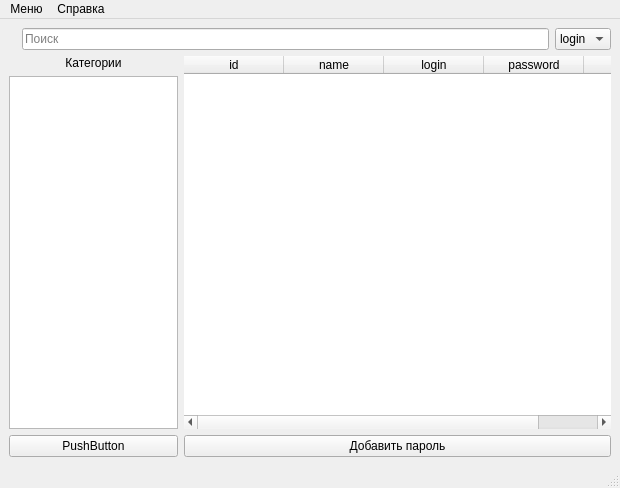
Above: ui/MainWindow.ui from Syricoff/SKeyPassword before the change. Below: the same form after it.
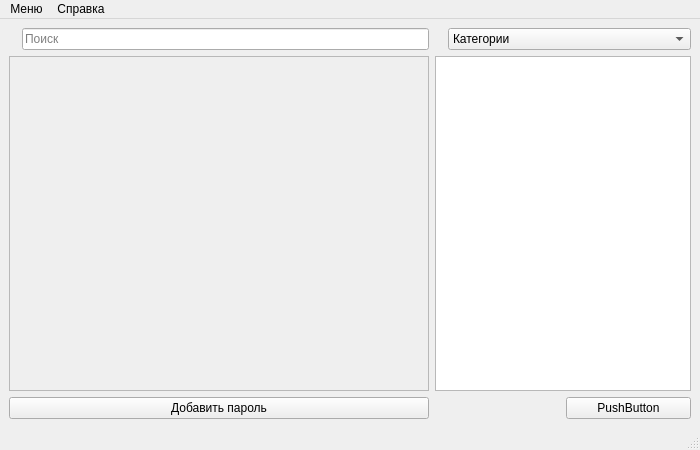
That is the form after the change. Icons and pictures are not drawn.

```diff
--- a/ui/MainWindow.ui
+++ b/ui/MainWindow.ui
@@ -6,8 +6,8 @@
    <rect>
     <x>0</x>
     <y>0</y>
-    <width>620</width>
-    <height>488</height>
+    <width>700</width>
+    <height>450</height>
    </rect>
   </property>
   <property name="windowTitle">
@@ -15,7 +15,16 @@
   </property>
   <widget class="QWidget" name="centralwidget">
    <layout class="QGridLayout" name="gridLayout">
-    <item row="0" column="0" colspan="2">
+    <item row="2" column="2">
+     <widget class="QPushButton" name="pushButton">
+      <property name="text">
+       <string>PushButton</string>
+      </property>
+     </widget>
+    </item>
+    <item row="0" column="0">
+     <layout class="QVBoxLayout" name="verticalLayout_2">
+      <item>
      <layout class="QHBoxLayout" name="horizontalLayout">
       <item>
        <widget class="QLabel" name="icon_search">
@@ -43,156 +52,28 @@
         </property>
        </widget>
       </item>
-      <item>
-       <widget class="QComboBox" name="filter">
-        <item>
-         <property name="text">
-          <string>login</string>
-         </property>
-        </item>
-        <item>
-         <property name="text">
-          <string/>
-         </property>
-        </item>
-        <item>
-         <property name="text">
-          <string/>
-         </property>
-        </item>
-       </widget>
-      </item>
-     </layout>
-    </item>
-    <item row="1" column="0">
-     <layout class="QVBoxLayout" name="verticalLayout">
+       </layout>
+      </item>
       <item>
-       <widget class="QLabel" name="label">
-        <property name="layoutDirection">
-         <enum>Qt::LeftToRight</enum>
+       <widget class="QScrollArea" name="scrollArea">
+        <property name="widgetResizable">
+         <bool>true</bool>
         </property>
-        <property name="text">
-         <string>Категории</string>
-        </property>
-        <property name="alignment">
-         <set>Qt::AlignBottom|Qt::AlignHCenter</set>
-        </property>
-       </widget>
+        <widget class="QWidget" name="scrollAreaWidgetContents">
+         <property name="geometry">
+          <rect>
+           <x>0</x>
+           <y>0</y>
+           <width>414</width>
+           <height>291</height>
+          </rect>
+         </property>
+        </widget>
+       </widget>
       </item>
-      <item>
-       <widget class="QListWidget" name="types_list"/>
-      </item>
      </layout>
     </item>
-    <item row="1" column="1">
-     <widget class="QTableWidget" name="table">
-      <property name="mouseTracking">
-       <bool>false</bool>
-      </property>
-      <property name="focusPolicy">
-       <enum>Qt::WheelFocus</enum>
-      </property>
-      <property name="acceptDrops">
-       <bool>false</bool>
-      </property>
-      <property name="autoFillBackground">
-       <bool>true</bool>
-      </property>
-      <property name="frameShape">
-       <enum>QFrame::NoFrame</enum>
-      </property>
-      <property name="frameShadow">
-       <enum>QFrame::Plain</enum>
-      </property>
-      <property name="lineWidth">
-       <number>0</number>
-      </property>
-      <property name="midLineWidth">
-       <number>0</number>
-      </property>
-      <property name="sizeAdjustPolicy">
-       <enum>QAbstractScrollArea::AdjustToContents</enum>
-      </property>
-      <property name="horizontalScrollMode">
-       <enum>QAbstractItemView::ScrollPerPixel</enum>
-      </property>
-      <property name="showGrid">
-       <bool>false</bool>
-      </property>
-      <property name="gridStyle">
-       <enum>Qt::NoPen</enum>
-      </property>
-      <property name="sortingEnabled">
-       <bool>true</bool>
-      </property>
-      <property name="wordWrap">
-       <bool>true</bool>
-      </property>
-      <property name="cornerButtonEnabled">
-       <bool>false</bool>
-      </property>
-      <property name="rowCount">
-       <number>10</number>
-      </property>
-      <property name="columnCount">
-       <number>5</number>
-      </property>
-      <attribute name="horizontalHeaderVisible">
-       <bool>true</bool>
-      </attribute>
-      <attribute name="horizontalHeaderCascadingSectionResizes">
-       <bool>true</bool>
-      </attribute>
-      <attribute name="horizontalHeaderHighlightSections">
-       <bool>true</bool>
-      </attribute>
-      <attribute name="horizontalHeaderStretchLastSection">
-       <bool>false</bool>
-      </attribute>
-      <attribute name="verticalHeaderVisible">
-       <bool>false</bool>
-      </attribute>
-      <attribute name="verticalHeaderHighlightSections">
-       <bool>true</bool>
-      </attribute>
-      <row/>
-      <row/>
-      <row/>
-      <row/>
-      <row/>
-      <row/>
-      <row/>
-      <row/>
-      <row/>
-      <row/>
-      <column>
-       <property name="text">
-        <string>id</string>
-       </property>
-      </column>
-      <column>
-       <property name="text">
-        <string>name</string>
-       </property>
-      </column>
-      <column>
-       <property name="text">
-        <string>login</string>
-       </property>
-      </column>
-      <column>
-       <property name="text">
-        <string>password</string>
-       </property>
-      </column>
-      <column>
-       <property name="text">
-        <string>edit</string>
-       </property>
-      </column>
-     </widget>
-    </item>
-    <item row="2" column="1">
+    <item row="2" column="0">
      <widget class="QPushButton" name="add_password">
       <property name="acceptDrops">
        <bool>false</bool>
@@ -205,12 +86,55 @@
       </property>
      </widget>
     </item>
-    <item row="2" column="0">
-     <widget class="QPushButton" name="pushButton">
+    <item row="0" column="1" colspan="2">
+     <layout class="QVBoxLayout" name="verticalLayout">
+      <item>
+       <layout class="QHBoxLayout" name="horizontalLayout_2">
+        <item>
+         <widget class="QLabel" name="label">
       <property name="text">
-       <string>PushButton</string>
-      </property>
-     </widget>
+           <string/>
+          </property>
+          <property name="pixmap">
+           <pixmap>../res/icons/filter.svg</pixmap>
+          </property>
+         </widget>
+        </item>
+        <item>
+         <widget class="QComboBox" name="filter">
+          <property name="sizePolicy">
+           <sizepolicy hsizetype="MinimumExpanding" vsizetype="Fixed">
+            <horstretch>0</horstretch>
+            <verstretch>0</verstretch>
+           </sizepolicy>
+          </property>
+          <property name="styleSheet">
+           <string notr="true">text-align: center</string>
+          </property>
+          <property name="editable">
+           <bool>false</bool>
+          </property>
+          <property name="currentIndex">
+           <number>0</number>
+          </property>
+          <item>
+           <property name="text">
+            <string>Категории</string>
+           </property>
+          </item>
+          <item>
+           <property name="text">
+            <string>Приложения</string>
+           </property>
+          </item>
+         </widget>
+        </item>
+       </layout>
+      </item>
+      <item>
+       <widget class="QListWidget" name="types_or_apps_list"/>
+      </item>
+     </layout>
     </item>
    </layout>
   </widget>
@@ -219,7 +143,7 @@
     <rect>
      <x>0</x>
      <y>0</y>
-     <width>620</width>
+     <width>700</width>
      <height>29</height>
     </rect>
    </property>
```
Left out of the diff: 4 changed lines with no effect on the pictures. Lines whose indentation alone changed are shown as unchanged.
